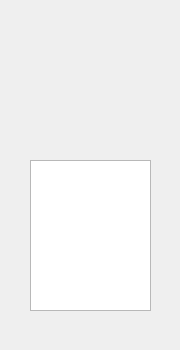
Before: the Qt Designer form widget.ui in sjchen1994/MyFirstWindowApp, drawn with Qt 5.
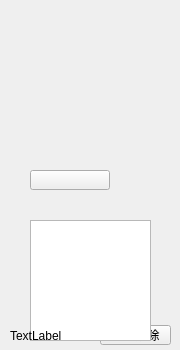
After: the same form once the commit is applied. Icons and pictures are not drawn.

What changed in the file:
```diff
--- a/widget.ui
+++ b/widget.ui
@@ -152,12 +152,63 @@
    <property name="geometry">
     <rect>
      <x>30</x>
-     <y>160</y>
+     <y>220</y>
      <width>121</width>
-     <height>151</height>
+     <height>121</height>
     </rect>
    </property>
   </widget>
+  <widget class="QLabel" name="recycle_clear_show">
+   <property name="geometry">
+    <rect>
+     <x>10</x>
+     <y>330</y>
+     <width>54</width>
+     <height>12</height>
+    </rect>
+   </property>
+   <property name="text">
+    <string>TextLabel</string>
+   </property>
+  </widget>
+  <widget class="QPushButton" name="pushButton">
+   <property name="enabled">
+    <bool>true</bool>
+   </property>
+   <property name="geometry">
+    <rect>
+     <x>100</x>
+     <y>325</y>
+     <width>71</width>
+     <height>20</height>
+    </rect>
+   </property>
+   <property name="text">
+    <string>停止删除</string>
+   </property>
+  </widget>
+  <widget class="QPushButton" name="call_wechat">
+   <property name="geometry">
+    <rect>
+     <x>30</x>
+     <y>170</y>
+     <width>80</width>
+     <height>20</height>
+    </rect>
+   </property>
+   <property name="text">
+    <string/>
+   </property>
+  </widget>
+  <zorder>pushButton</zorder>
+  <zorder>transButton</zorder>
+  <zorder>memButton</zorder>
+  <zorder>mem_output</zorder>
+  <zorder>calc</zorder>
+  <zorder>plantask</zorder>
+  <zorder>listWidget</zorder>
+  <zorder>recycle_clear_show</zorder>
+  <zorder>call_wechat</zorder>
  </widget>
  <layoutdefault spacing="6" margin="11"/>
  <resources/>
```
